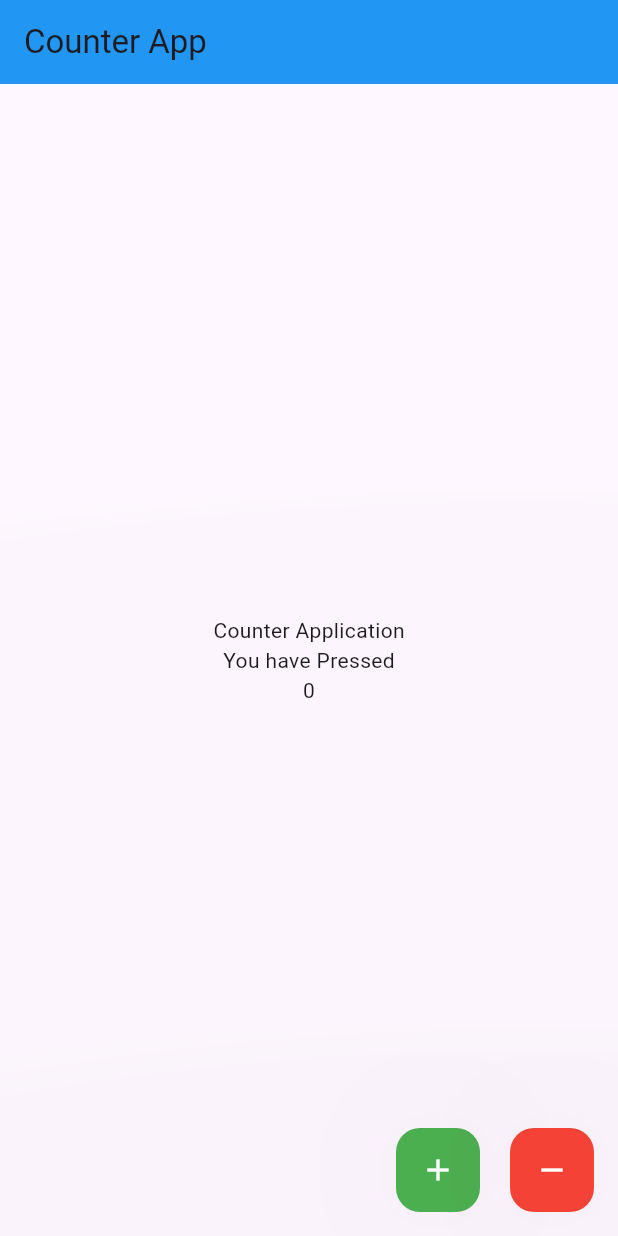
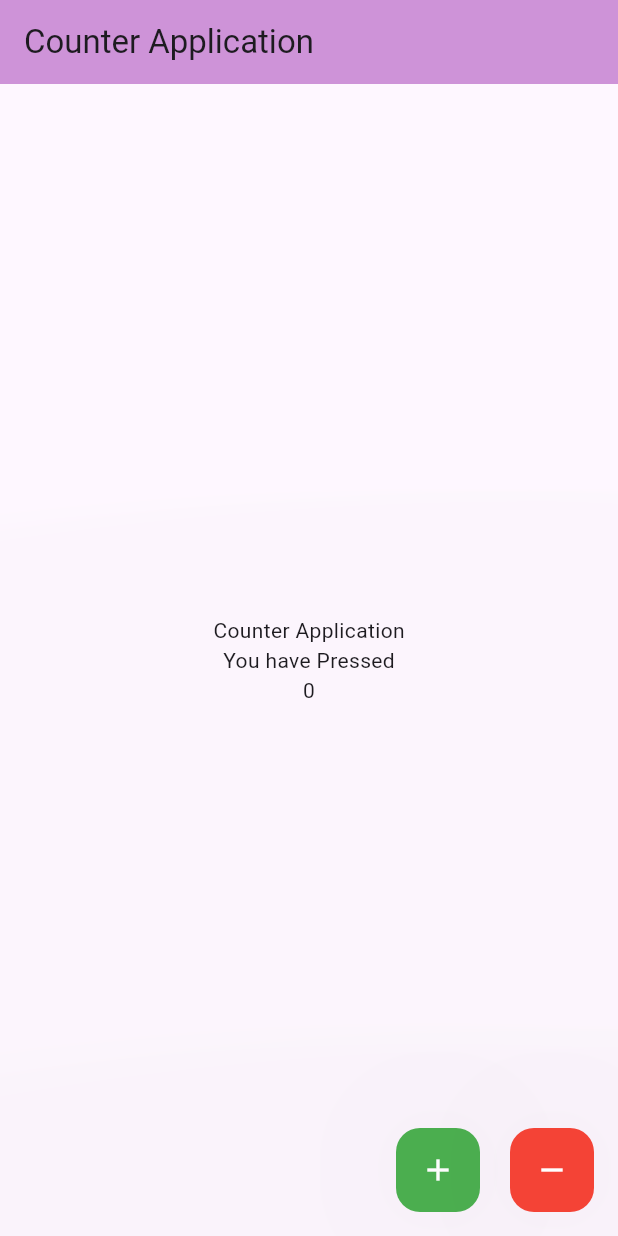
Before and after one commit to migol06/NT-Learning-Flutter, a Flutter app: the screen it shows after launch, on a phone screen of 412 x 824 dp. Run offline on Flutter 3.47's test engine with Material 3 defaults, Android fonts, the phone set to English and light mode, and no system bars.

Commit message:
Increment-Decmrement

```diff
--- a/lib/main.dart
+++ b/lib/main.dart
@@ -35,8 +35,8 @@ class _MyHomePageState extends State<MyHomePage> {
   Widget build(BuildContext context) {
     return Scaffold(
       appBar: AppBar(
-        title: Text('Counter App'),
-        backgroundColor: Colors.blue,
+        title: const Text('Counter Application'),
+        backgroundColor: Colors.purple[200],
       ),
       body: Center(
         child: Column(
```
